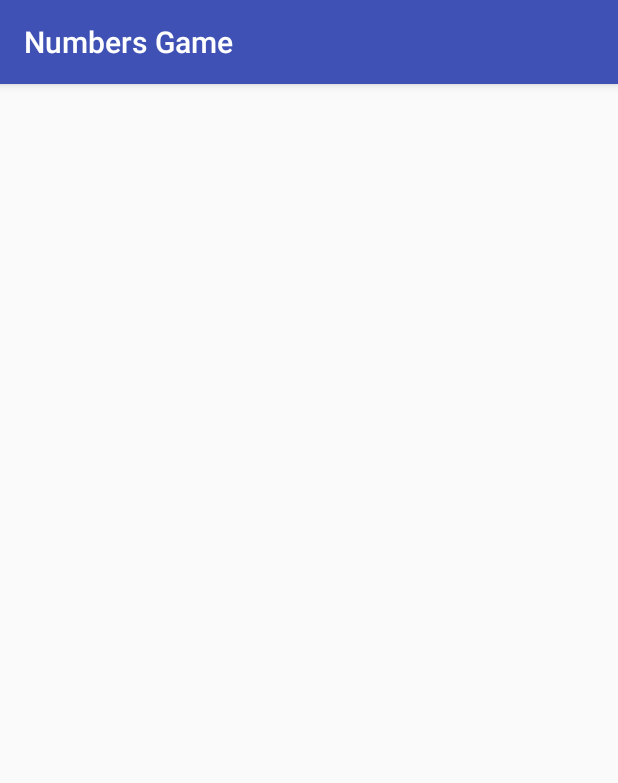
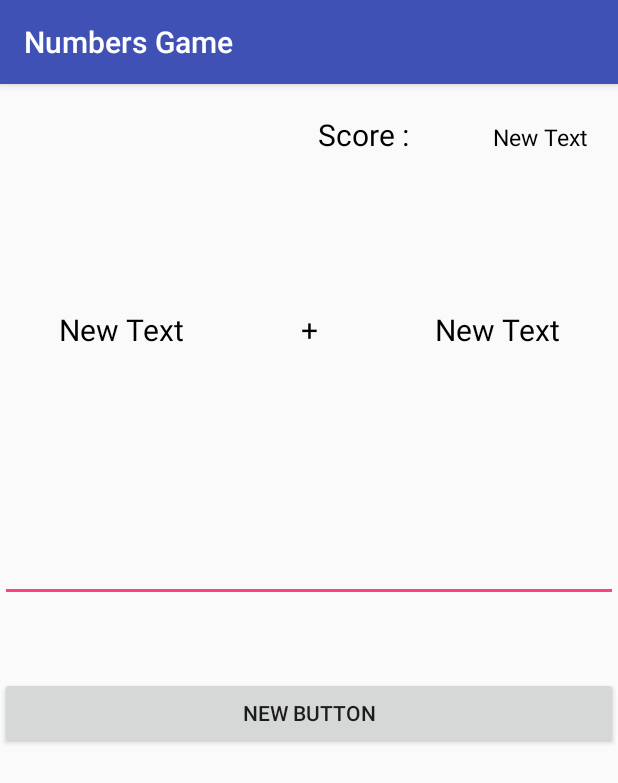
Before and after one commit to dtytomi/Numbers-Game, an Android app: the screen it shows after launch (MainActivity), on a phone screen of 412 x 824 dp. Shown: the top 783 px of the screen. Run offline under Robolectric (Android 15) with nearby library versions, the phone set to English and light mode, and no system bars; 1 statement that could not run was skipped.

Commit message:
design almost done adding functionalty

```diff
--- a/app/src/main/java/com/example/oo162802/numbersgame/MainActivity.java
+++ b/app/src/main/java/com/example/oo162802/numbersgame/MainActivity.java
@@ -2,12 +2,34 @@ package com.example.oo162802.numbersgame;
 
 import android.support.v7.app.AppCompatActivity;
 import android.os.Bundle;
+import android.widget.EditText;
+import android.widget.Button;
+import android.view.View;
+import android.view.View.OnClickListener;
+import android.view.inputmethod.InputMethodManager;
+import android.widget.TextView;
+import android.widget.TableRow;
+import android.widget.TableLayout;
+
+import java.util.Random;
 
 public class MainActivity extends AppCompatActivity {
+
+    private int[] symbol;
+    private int sum;
+
+    private EditText userEditText;
+    private TextView numberTextView1;
+    private TextView numberTextView2;
+    private TextView scoreTextView1;
+    private TextView symbolTextView;
 
     @Override
     protected void onCreate(Bundle savedInstanceState) {
         super.onCreate(savedInstanceState);
         setContentView(R.layout.activity_main);
+
+        Random
+
     }
 }
--- /dev/null
+++ b/app/src/main/res/layout/activity_main.xml
@@ -0,0 +1,104 @@
+<?xml version="1.0" encoding="utf-8"?>
+<LinearLayout xmlns:android="http://schemas.android.com/apk/res/android"
+              android:layout_width="match_parent"
+              android:layout_height="match_parent"
+              android:orientation="vertical">
+
+    <TableLayout
+        android:layout_width="match_parent"
+        android:layout_height="@dimen/topTableLayout_height"
+        android:stretchColumns="1,2,3"
+        android:padding="20dp">
+
+        <TableRow
+            android:layout_width="wrap_content"
+            android:layout_height="match_parent"
+            android:id="@+id/scoreTableRow">
+
+            <TextView
+                android:layout_width="wrap_content"
+                android:layout_height="wrap_content"
+                android:text="@string/score"
+                android:id="@+id/scoreTextView0"
+                android:layout_column="3"
+                android:textSize="@dimen/scoreTextView"
+                android:textColor="@color/scoreColor"
+                android:paddingRight="-40dp"/>
+
+            <TextView
+                android:layout_width="wrap_content"
+                android:layout_height="wrap_content"
+                android:text="New Text"
+                android:id="@+id/scoreTextView1"
+                android:layout_column="4"
+                android:textSize="@dimen/scoreValue"
+                android:textColor="@color/scoreColor"/>
+
+        </TableRow>
+    </TableLayout>
+
+    <TableLayout
+        android:layout_width="match_parent"
+        android:layout_height="@dimen/middleTableLayout_height">
+
+        <TableRow
+            android:layout_width="match_parent"
+            android:layout_height="match_parent"
+            android:id="@+id/tableRow0"
+            android:gravity="center_vertical|center">
+
+            <TextView
+                android:layout_width="wrap_content"
+                android:layout_height="wrap_content"
+                android:text="New Text"
+                android:id="@+id/numberTextView1"
+                android:gravity="center"
+                android:layout_weight="1"
+                android:textColor="@color/scoreColor"
+                android:layout_column="1"
+                android:textSize="@dimen/problemView"/>
+
+            <TextView
+                android:layout_width="wrap_content"
+                android:layout_height="wrap_content"
+                android:text="+"
+                android:gravity="center"
+                android:layout_weight="1"
+                android:textColor="@color/scoreColor"
+                android:id="@+id/symbolTextView"
+                android:textSize="@dimen/problemView"/>
+
+            <TextView
+                android:layout_width="wrap_content"
+                android:layout_height="wrap_content"
+                android:text="New Text"
+                android:textColor="@color/scoreColor"
+                android:gravity="center"
+                android:layout_weight="1"
+                android:id="@+id/numberTextView2"
+                android:textSize="@dimen/problemView"/>
+        </TableRow>
+    </TableLayout>
+
+    <TableLayout
+        android:layout_width="match_parent"
+        android:layout_height="250dp">
+
+        <EditText
+            android:layout_width="240dp"
+            android:layout_height="wrap_content"
+            android:inputType="number"
+            android:ems="10"
+            android:id="@+id/userEditText"
+            android:layout_marginTop="50dp"/>
+
+        <Button
+            android:layout_width="206dp"
+            android:layout_height="wrap_content"
+            android:text="New Button"
+            android:id="@+id/button"
+            android:layout_marginTop="50dp"/>
+
+    </TableLayout>
+
+</LinearLayout>
--- a/app/src/main/res/layout/numbersgame.xml
+++ /dev/null
@@ -1,57 +0,0 @@
-<?xml version="1.0" encoding="utf-8"?>
-<TableLayout xmlns:android="http://schemas.android.com/apk/res/android"
-             android:layout_width="match_parent"
-             android:layout_height="match_parent">
-
-    <TableRow
-        android:layout_width="match_parent"
-        android:layout_height="match_parent"
-        android:id="@+id/tableRow0"
-        android:showDividers="none"
-        android:layout_marginTop="@dimen/tableRow_height">
-
-        <TextView
-            android:layout_width="wrap_content"
-            android:layout_height="wrap_content"
-            android:text="New Text"
-            android:id="@+id/numberTextView0"
-            android:layout_gravity=""/>
-
-        <TextView
-            android:layout_width="wrap_content"
-            android:layout_height="wrap_content"
-            android:text="New Text"
-            android:id="@+id/symTextView"/>
-
-        <TextView
-            android:layout_width="wrap_content"
-            android:layout_height="wrap_content"
-            android:text="New Text"
-            android:id="@+id/numberTextView1"/>
-    </TableRow>
-
-    <TableRow
-        android:layout_width="match_parent"
-        android:layout_height="match_parent"
-        android:id="@+id/tableRow1">
-
-        <EditText
-            android:layout_width="wrap_content"
-            android:layout_height="wrap_content"
-            android:inputType="number"
-            android:ems="10"
-            android:id="@+id/usersInput"/>
-    </TableRow>
-
-    <TableRow
-        android:layout_width="match_parent"
-        android:layout_height="match_parent"
-        android:id="@+id/tableRow2">
-
-        <Button
-            android:layout_width="wrap_content"
-            android:layout_height="wrap_content"
-            android:text="New Button"
-            android:id="@+id/button"/>
-    </TableRow>
-</TableLayout>
--- a/app/src/main/res/values/colors.xml
+++ b/app/src/main/res/values/colors.xml
@@ -3,4 +3,5 @@
     <color name="colorPrimary">#3F51B5</color>
     <color name="colorPrimaryDark">#303F9F</color>
     <color name="colorAccent">#FF4081</color>
+    <color name="scoreColor">#000</color>
 </resources>
--- a/app/src/main/res/values/dimens.xml
+++ b/app/src/main/res/values/dimens.xml
@@ -2,5 +2,9 @@
     <!-- Default screen margins, per the Android Design guidelines. -->
     <dimen name="activity_horizontal_margin">16dp</dimen>
     <dimen name="activity_vertical_margin">16dp</dimen>
-    <dimen name="tableRow_height">100dp</dimen>
+    <dimen name="topTableLayout_height">150dp</dimen>
+    <dimen name="middleTableLayout_height">100dp</dimen>
+    <dimen name="scoreTextView">20sp</dimen>
+    <dimen name="scoreValue">15sp</dimen>
+    <dimen name="problemView">20sp</dimen>
 </resources>
--- a/app/src/main/res/values/strings.xml
+++ b/app/src/main/res/values/strings.xml
@@ -1,3 +1,4 @@
 <resources>
     <string name="app_name">Numbers Game</string>
+    <string name="score">Score :</string>
 </resources>
```
